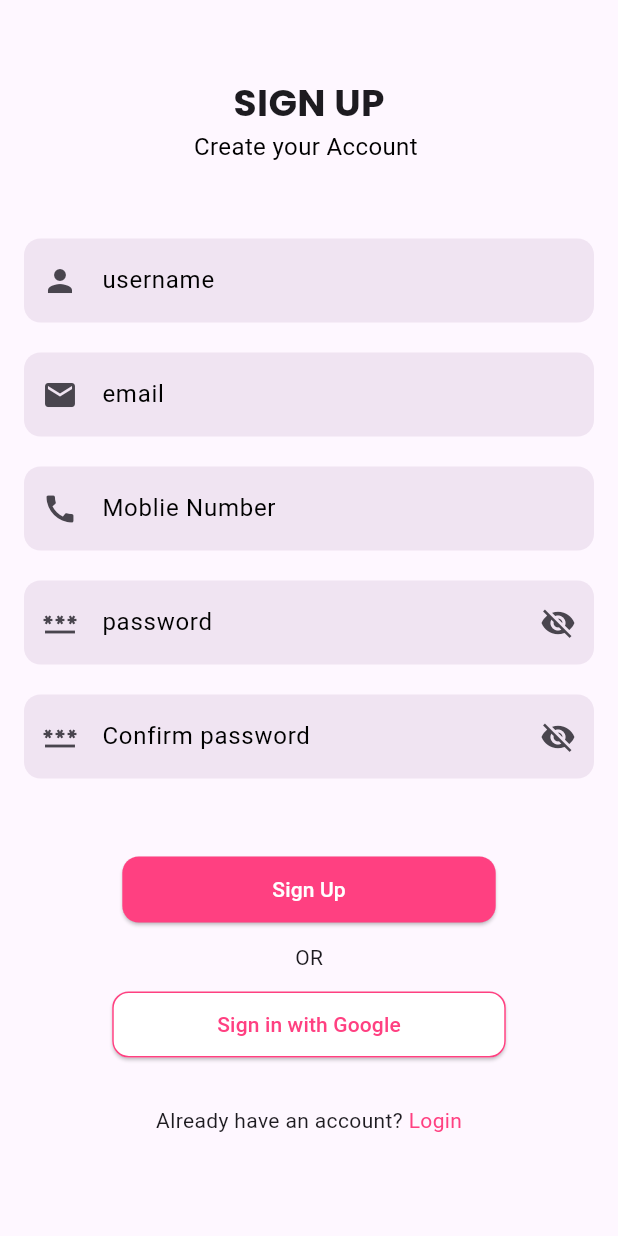
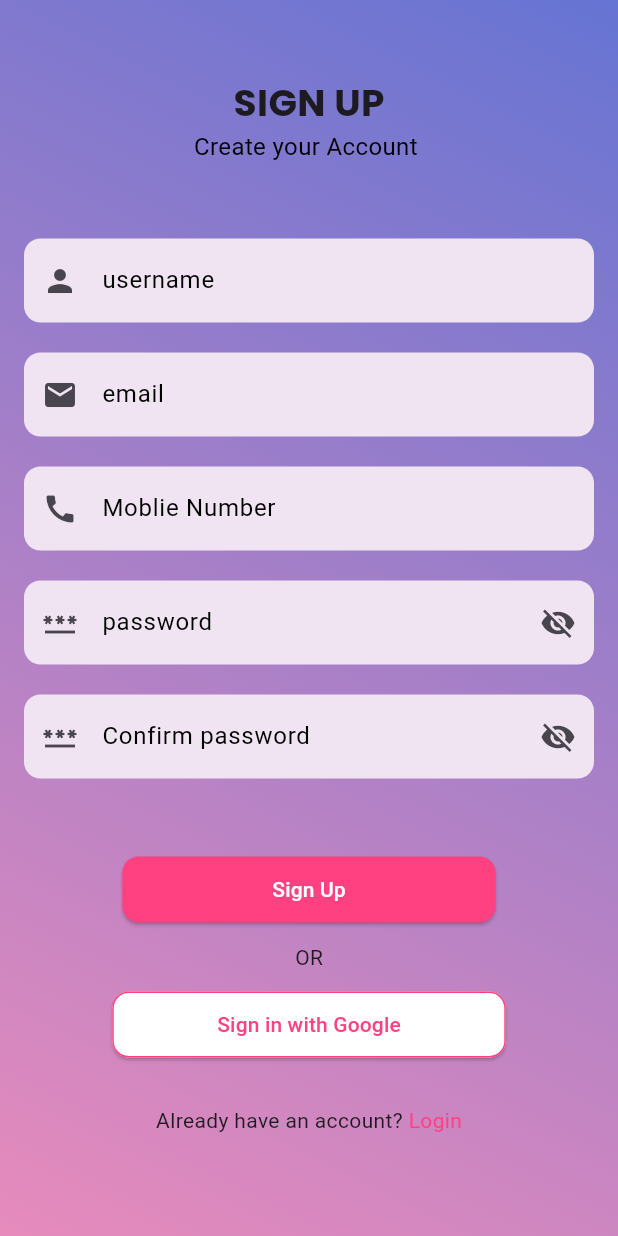
Before and after one commit to aasm0hammad/Expense-Aas-Bloc, a Flutter app: the Signup screen opened by its route, on a phone screen of 412 x 824 dp. Run offline on Flutter 3.47's test engine with Material 3 defaults, Android fonts, the phone set to English and light mode, and no system bars; our stand-ins replace flutter_bloc, font_awesome_flutter, sqflite; accounts and stored records are empty.

```diff
--- a/lib/ui/login_signup/register/user_event.dart
+++ b/lib/ui/login_signup/register/user_event.dart
@@ -9,3 +9,7 @@ class RegisterUserEvent extends RegisterEvent{
   UserModel newUser;
   RegisterUserEvent({required this.newUser});
 }
+class Authentication extends RegisterEvent{
+
+
+}
--- a/lib/ui/login_signup/singup.dart
+++ b/lib/ui/login_signup/singup.dart
@@ -8,6 +8,8 @@ import 'package:flutter/material.dart';
 import 'package:flutter_bloc/flutter_bloc.dart';
 
 class Signup extends StatefulWidget {
+  const Signup({super.key});
+
   @override
   State<Signup> createState() => _SignupState();
 }
@@ -31,10 +33,16 @@ class _SignupState extends State<Signup> {
   @override
   Widget build(BuildContext context) {
     return Scaffold(
-      body: Padding(
-        padding: const EdgeInsets.only(top: 50, left: 16, right: 16),
-        child: Form(
-          key: formKey,
+      body: Form(
+        key: formKey,
+        child: Container(
+          padding: const EdgeInsets.only(top: 50, left: 16, right: 16),
+          decoration: BoxDecoration(
+            gradient: LinearGradient(
+              begin: Alignment.topRight,
+                end: Alignment.bottomLeft,
+                colors:[Color(0xff6674D3), Color(0xffE78BBC),])
+          ),
           child: Column(
             children: [
               Center(
@@ -94,20 +102,20 @@ class _SignupState extends State<Signup> {
                 height: 20,
               ),
               user("password", Icon(Icons.password), passController,
-                  isPasswordVisible,
+                  !isPasswordVisible,
                   suffixIcon: InkWell(
                       onTap: () {
                         setState(() {
                           isPasswordVisible = !isPasswordVisible;
                         });
                       },
-                      child: isPasswordVisible
-                          ? Icon(Icons.visibility)
-                          : Icon(Icons.visibility_off)), validator: (value) {
+                      child: !isPasswordVisible
+                          ? Icon(Icons.visibility_off)
+                          : Icon(Icons.visibility)), validator: (value) {
                 if (value!.isEmpty) {
                   return 'Password is required!..';
                 } else if (!RegExp(
-                        r'^(?=.*?[A-Z])(?=.*?[a-z])(?=.*?[0-9])(?=.*?[!@#\$&*~]).{8,}$')
+                        r'^(?=.*?[A-Z])(?=.*?[a-z])(?=.*?[0-9])(?=.*?[!@#$&*~]).{8,}$')
                     .hasMatch(value)) {
                   return "Please include Minimum 1 Upper case\nMinimum 1 lowercase\nMinimum 1 Numeric Number\nMinimum 1 Special Character";
                 } else {
@@ -121,7 +129,7 @@ class _SignupState extends State<Signup> {
                 "Confirm password",
                 Icon(Icons.password),
                 confirmController,
-                isConfirmPasswordVisible,
+                !isConfirmPasswordVisible,
                 suffixIcon: InkWell(
                     onTap: () {
                       setState(() {
@@ -177,14 +185,7 @@ class _SignupState extends State<Signup> {
                                   .toString())));
                     }
                   },
-                  child: isLoading
-                      ? Row(
-                          children: [
-                            CircularProgressIndicator(),
-                            Text("Registering...")
-                          ],
-                        )
-                      : Text("Sign Up"),
+
                   style: ElevatedButton.styleFrom(
                       backgroundColor: Colors.pinkAccent,
                       foregroundColor: Colors.white,
@@ -193,6 +194,14 @@ class _SignupState extends State<Signup> {
                       ),
                       padding:
                           EdgeInsets.symmetric(horizontal: 100, vertical: 12)),
+                  child: isLoading
+                      ? Row(
+                    children: [
+                      CircularProgressIndicator(),
+                      Text("Registering...")
+                    ],
+                  )
+                      : Text("Sign Up"),
                 ),
               ),
               SizedBox(
@@ -206,7 +215,7 @@ class _SignupState extends State<Signup> {
                 onPressed: () {
                   Navigator.pushNamed(context, AppRoutes.ROUTE_HOME);
                 },
-                child: Text("Sign in with Google"),
+
                 style: ElevatedButton.styleFrom(
                     backgroundColor: Colors.white,
                     foregroundColor: Colors.pinkAccent,
@@ -215,6 +224,7 @@ class _SignupState extends State<Signup> {
                         side: BorderSide(color: Colors.pinkAccent)),
                     padding:
                         EdgeInsets.symmetric(horizontal: 70, vertical: 12)),
+                child: Text("Sign in with Google"),
               ),
               SizedBox(
                 height: 30,
@@ -245,6 +255,8 @@ class _SignupState extends State<Signup> {
       obscureText: obscureText,
       controller: controller,
       decoration: InputDecoration(
+errorStyle: TextStyle(color: Colors.redAccent,fontSize: 15),
+
         hintText: s,
         suffixIcon: suffixIcon,
         hintStyle: TextStyle(color: Colors.black),
```
Also changed, not shown: lib/DataBase/local/DbHelper.dart (+53 -57 lines), lib/main.dart (+6 -3 lines), lib/ui/login_signup/login.dart (+67 -28 lines), lib/ui/login_signup/login/login_bloc.dart (added, +29 -0 lines), lib/ui/login_signup/login/login_event.dart (added, +10 -0 lines), lib/ui/login_signup/login/login_state.dart (added, +10 -0 lines).
